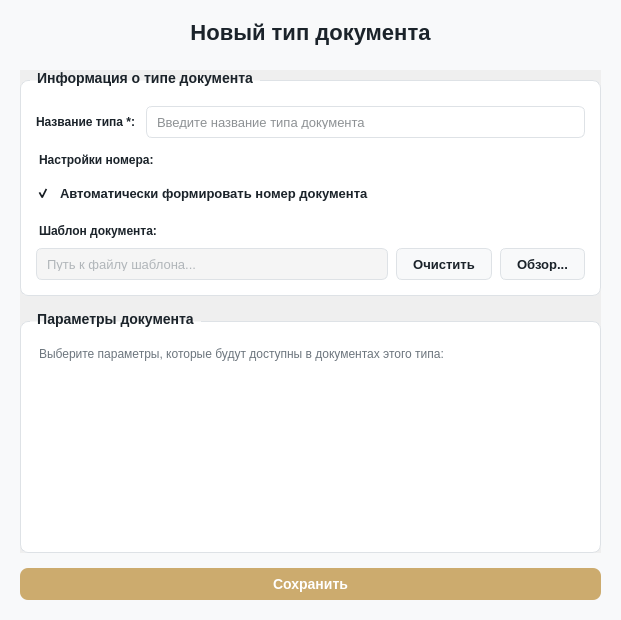
Above: client/ui/system/document_types/document_type_dialog.ui from lerakaplich/Documents before the change. Below: the same form after it.
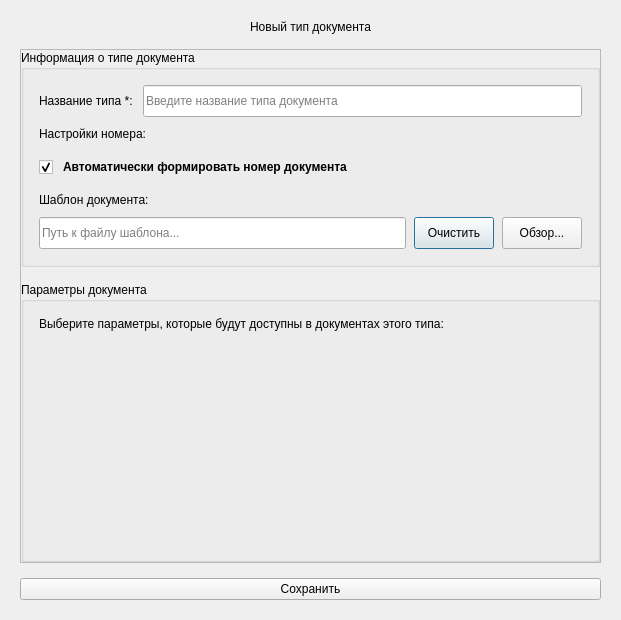
That is the form after the change. Icons and pictures are not drawn.

```diff
--- a/client/ui/system/document_types/document_type_dialog.ui
+++ b/client/ui/system/document_types/document_type_dialog.ui
@@ -15,247 +15,179 @@
   </property>
   <property name="styleSheet">
    <string notr="true">QScrollArea {
- border: none;
- background-color: transparent;
+    border: none;
+    background-color: transparent;
 }
 QDialog {
-    background-color: #f8f9fa;
+    background-color: {BG_DIALOG};
 }
 QCheckBox {
-    color: #1B232A;
+    color: {TEXT_PRIMARY};
     spacing: 0px;
     font-size: 13px;
     background: transparent;
 }
-
 QCheckBox::indicator {
     width: 18px;
     height: 18px;
     image: url(&quot;D:/Documents/client/icons/cb_unchecked.svg&quot;);
 }
-
 QCheckBox::indicator:checked {
     image: url(&quot;D:/Documents/client/icons/cb_checked.svg&quot;);
 }
 
+/* --- скроллбары --- */
 QScrollBar::vertical {
-    background: #F5F5F5;
+    background: {SCROLLBAR_BG};
     width: 8px;
     border-radius: 4px;
     margin: 0px;
     border: none;
 }
-
 QScrollBar::handle:vertical {
-    background: #C1C1C1;
+    background: {SCROLLBAR_HANDLE};
     border-radius: 4px;
     min-height: 20px;
 }
-
-QScrollBar::handle:vertical:hover {
-    background: #A0A0A0;
-}
-
-QScrollBar::handle:vertical:pressed {
-    background: #888888;
-}
-
+QScrollBar::handle:vertical:hover { background: {SCROLLBAR_HANDLE_HOVER}; }
+QScrollBar::handle:vertical:pressed { background: {SCROLLBAR_HANDLE_PRESSED}; }
 QScrollBar::add-line:vertical,
 QScrollBar::sub-line:vertical {
-    border: none;
-    background: none;
-    width: 0px;
-    height: 0px;
+    border: none; background: none; width: 0px; height: 0px;
 }
-
 QScrollBar::add-page:vertical,
-QScrollBar::sub-page:vertical {
-    background: none;
-}
+QScrollBar::sub-page:vertical { background: none; }
 
 QScrollBar:horizontal {
     border: none;
-    background: #F5F5F5;
+    background: {SCROLLBAR_BG};
     height: 8px;
     margin: 0px;
     border-radius: 4px;
 }
-
 QScrollBar::handle:horizontal {
-    background: #C1C1C1;
+    background: {SCROLLBAR_HANDLE};
     border-radius: 4px;
     min-width: 20px;
 }
-
-QScrollBar::handle:horizontal:hover {
-    background: #A0A0A0;
-}
-
-QScrollBar::handle:horizontal:pressed {
-    background: #888888;
-}
-
+QScrollBar::handle:horizontal:hover { background: {SCROLLBAR_HANDLE_HOVER}; }
+QScrollBar::handle:horizontal:pressed { background: {SCROLLBAR_HANDLE_PRESSED}; }
 QScrollBar::add-line:horizontal,
 QScrollBar::sub-line:horizontal {
-    border: none;
-    background: none;
-    width: 0px;
-    height: 0px;
+    border: none; background: none; width: 0px; height: 0px;
 }
-
 QScrollBar::add-page:horizontal,
-QScrollBar::sub-page:horizontal {
-    background: none;
-}
+QScrollBar::sub-page:horizontal { background: none; }
 
-/* ===== СТИЛИ ДЛЯ QLineEdit ===== */
 QLineEdit {
-    border: 1px solid #dee2e6;
+    border: 1px solid {BORDER_DEFAULT};
     border-radius: 6px;
     padding: 8px;
-    background-color: white;
-    color: #1B232A;
+    background-color: {BG_INPUT};
+    color: {TEXT_PRIMARY};
     font-size: 13px;
 }
-
-QLineEdit:hover {
-    border-color: #ccab6e;
-}
-
-QLineEdit:focus {
-    border: 2px solid #ccab6e;
-}
-
+QLineEdit:hover { border-color: {ACCENT_PRIMARY}; }
+QLineEdit:focus { border: 2px solid {ACCENT_PRIMARY}; }
 QLineEdit:read-only {
-    background-color: #f5f5f5;
-    color: #6c757d;
+    background-color: {BG_INPUT_READONLY};
+    color: {TEXT_MUTED_ALT};
 }
 
-/* ===== СТИЛИ ДЛЯ QGroupBox ===== */
 QGroupBox {
     font-weight: bold;
     font-size: 14px;
-    border: 1px solid #dee2e6;
+    border: 1px solid {BORDER_DEFAULT};
     border-radius: 8px;
     margin-top: 10px;
     padding-top: 10px;
-    background-color: white;
+    background-color: {BG_CARD};
 }
 QGroupBox::title {
     subcontrol-origin: margin;
     left: 10px;
     padding: 0 5px 0 5px;
-    color: #1B232A;
+    color: {TEXT_PRIMARY};
 }
 
-/* ===== СТИЛИ ДЛЯ QPushButton ===== */
 QPushButton {
     border: none;
     border-radius: 6px;
     font-weight: bold;
     font-size: 13px;
     padding: 8px 16px;
-
 }
 
-/* Кнопка Обзор и Очистить */
 QPushButton#browseBtn,
 QPushButton#clearBtn {
-    background-color: #f8f9fa;
-    color: #1B232A;
-    border: 1px solid #dee2e6;
+    background-color: {BG_DIALOG};
+    color: {TEXT_PRIMARY};
+    border: 1px solid {BORDER_DEFAULT};
 }
-
 QPushButton#browseBtn:hover,
 QPushButton#clearBtn:hover {
-    background-color: #e9ecef;
-    border-color: #ccab6e;
+    background-color: {BG_HOVER_ALT};
+    border-color: {ACCENT_PRIMARY};
 }
-
 QPushButton#browseBtn:pressed,
 QPushButton#clearBtn:pressed {
     background-color: #dee2e6;
 }
 
-/* Кнопка Сохранить */
 QPushButton#saveButton {
-    background-color: #ccab6e;
-    color: white;
+    background-color: {ACCENT_PRIMARY};
+    color: {TEXT_ON_ACCENT};
     border-radius: 8px;
     font-weight: bold;
     font-size: 14px;
     border: none;
-
 }
+QPushButton#saveButton:hover { background-color: {ACCENT_HOVER}; }
+QPushButton#saveButton:pressed { background-color: {ACCENT_PRESSED}; }
 
-QPushButton#saveButton:hover {
-    background-color: #b8945a;
-}
-
-QPushButton#saveButton:pressed {
-    background-color: #a07d4a;
-}
-
-/* Toggle Switch для параметров */
 QPushButton#toggleBtn {
-
     border-radius: 13px;
     font-size: 11px;
     font-weight: bold;
     margin: 0px;
     padding: 0px;
 }
+QPushButton#toggleBtn:disabled { opacity: 0.7; }
 
-QPushButton#toggleBtn:disabled {
-    opacity: 0.7;
-}
-
-/* ===== СТИЛИ ДЛЯ QFrame ===== */
 QFrame#paramFrame {
-    border: 1px solid #e9ecef;
+    border: 1px solid {BORDER_FRAME_SOFT};
     border-radius: 6px;
-    background-color: white;
+    background-color: {BG_CARD};
     margin: 2px 0px;
 }
-
 QFrame#paramFrame:hover {
-    border-color: #ccab6e;
-    background-color: #fdfcf7;
+    border-color: {ACCENT_PRIMARY};
+    background-color: {BG_HOVER_ACCENT_SOFT};
 }
 
-/* ===== СТИЛИ ДЛЯ QLabel ===== */
-QLabel {
-    color: #1B232A;
-}
-
+QLabel { color: {TEXT_PRIMARY}; }
 QLabel#titleLabel {
     font-size: 22px;
     font-weight: bold;
-    color: #1B232A;
+    color: {TEXT_PRIMARY};
     margin-bottom: 10px;
 }
-
 QLabel#sectionLabel {
     font-weight: bold;
-    color: #1B232A;
+    color: {TEXT_PRIMARY};
     margin-top: 8px;
     font-size: 13px;
 }
-
 QLabel#paramNameLabel {
     font-weight: 500;
-    color: #1B232A;
+    color: {TEXT_PRIMARY};
     font-size: 13px;
 }
 
-/* Акцент на обязательных полях */
-QLabel[required=&quot;true&quot;] {
-    color: #ccab6e;
-}
-
-QLabel[required=&quot;true&quot;]::after {
-    content: &quot; *&quot;;
-    color: #dc3545;
+QLabel[required="true"] { color: {ACCENT_PRIMARY}; }
+QLabel[required="true"]::after {
+    content: " *";
+    color: {ACCENT_REQUIRED};
     font-weight: bold;
 }</string>
   </property>
@@ -278,7 +210,7 @@
    <item>
     <widget class="QLabel" name="titleLabel">
      <property name="styleSheet">
-      <string>font-size: 22px; font-weight: bold; color: #1B232A; margin-bottom: 10px;</string>
+      <string>font-size: 22px; font-weight: bold; color: {TEXT_PRIMARY}; margin-bottom: 10px;</string>
      </property>
      <property name="text">
       <string>Новый тип документа</string>
@@ -413,7 +345,7 @@
           <item row="0" column="0">
            <widget class="QLabel" name="nameLabel">
             <property name="styleSheet">
-             <string>color: #1B232A; font-weight: 500;</string>
+             <string>color: {TEXT_PRIMARY}; font-weight: 500;</string>
             </property>
             <property name="text">
              <string>Название типа *:</string>
@@ -442,7 +374,7 @@
           <item row="1" column="0" colspan="2">
            <widget class="QLabel" name="numberSettingsLabel">
             <property name="styleSheet">
-             <string>color: #1B232A; font-weight: 600; margin-top: 5px;</string>
+             <string>color: {TEXT_PRIMARY}; font-weight: 600; margin-top: 5px;</string>
             </property>
             <property name="text">
              <string>Настройки номера:</string>
@@ -471,7 +403,7 @@
           <item row="3" column="0" colspan="2">
            <widget class="QLabel" name="templateLabel">
             <property name="styleSheet">
-             <string>color: #1B232A; font-weight: 600; margin-top: 5px;</string>
+             <string>color: {TEXT_PRIMARY}; font-weight: 600; margin-top: 5px;</string>
             </property>
             <property name="text">
              <string>Шаблон документа:</string>
@@ -581,7 +513,7 @@
           <item>
            <widget class="QLabel" name="paramsHintLabel">
             <property name="styleSheet">
-             <string>color: #6c757d; font-weight: normal; font-size: 12px; margin-bottom: 5px;</string>
+             <string>color: {TEXT_MUTED_ALT}; font-weight: normal; font-size: 12px; margin-bottom: 5px;</string>
             </property>
             <property name="text">
              <string>Выберите параметры, которые будут доступны в документах этого типа:</string>
```
Left out of the diff: 6 changed lines with no effect on the pictures.
